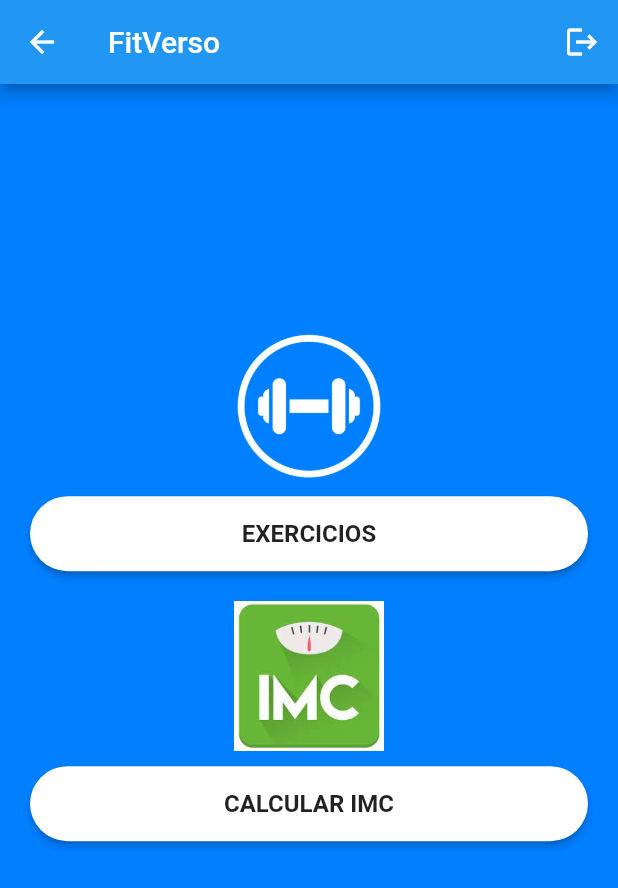
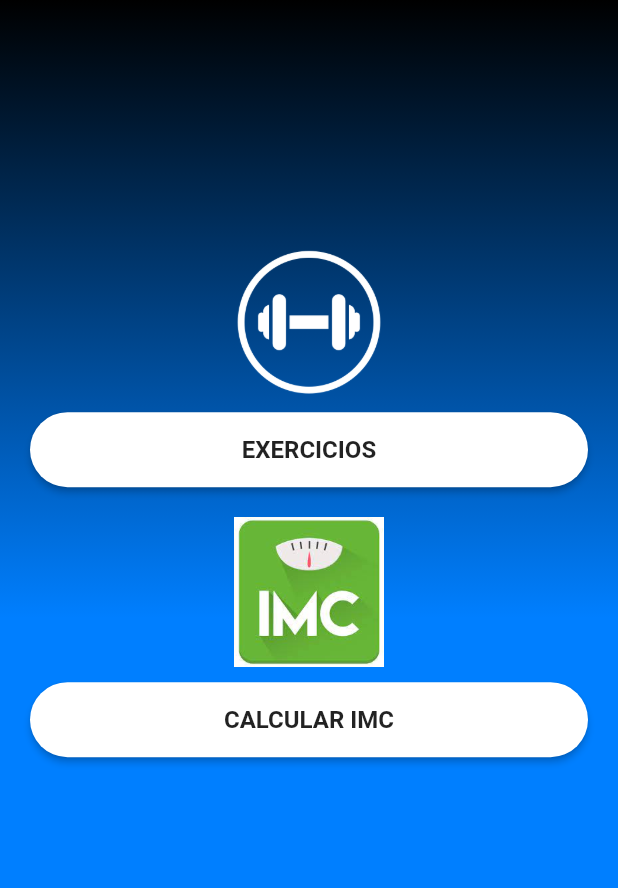
Before and after one commit to KaioAntonio/Fitverso-DevMobile, a Flutter app: the HomeScreen screen opened directly, on a phone screen of 412 x 824 dp. Shown: the top 888 px of the screen. Run offline on Flutter 3.47's test engine with Material 2 defaults, Android fonts, the phone set to English and light mode, and no system bars; our stand-ins replace firebase_auth, firebase_core, fluttertoast; missing offline and left inert: dart:ffi; accounts and stored records are empty.

Commit message:
fix: alterando versao do flutter

```diff
--- a/lib/screens/home_screen.dart
+++ b/lib/screens/home_screen.dart
@@ -18,27 +18,12 @@ class _HomeScreenState extends State<HomeScreen> {
   @override
   Widget build(BuildContext context) {
     return Scaffold(
-      appBar: AppBar(
-        title: Text("FitVerso"),
-        actions: [
-          IconButton(
-            icon: Icon(Icons.logout),
-            onPressed: () {
-              FirebaseAuth.instance.signOut().then((value) {
-                print("Saiu");
-                Navigator.push(context, MaterialPageRoute(builder:
-                  (context) => SignInScreen()));
-              });
-            },
-          )
-        ],
-      ),
       body: Scaffold(
       body: Container(
         width: MediaQuery.of(context).size.width,
         height: MediaQuery.of(context).size.height,
         decoration: BoxDecoration(gradient: LinearGradient(colors: [
-            hexStringToColor("007fff"),
+            hexStringToColor("000000"),
             hexStringToColor("007fff"),
             hexStringToColor("007fff")
     ],
--- a/pubspec.yaml
+++ b/pubspec.yaml
@@ -18,7 +18,7 @@ publish_to: 'none' # Remove this line if you wish to publish to pub.dev
 version: 1.0.0+1
 
 environment:
-  sdk: ">=2.16.1 <3.0.0"
+  sdk: ">=2.16.1"
 
 # Dependencies specify other packages that your package needs in order to work.
 # To automatically upgrade your package dependencies to the latest versions
```
